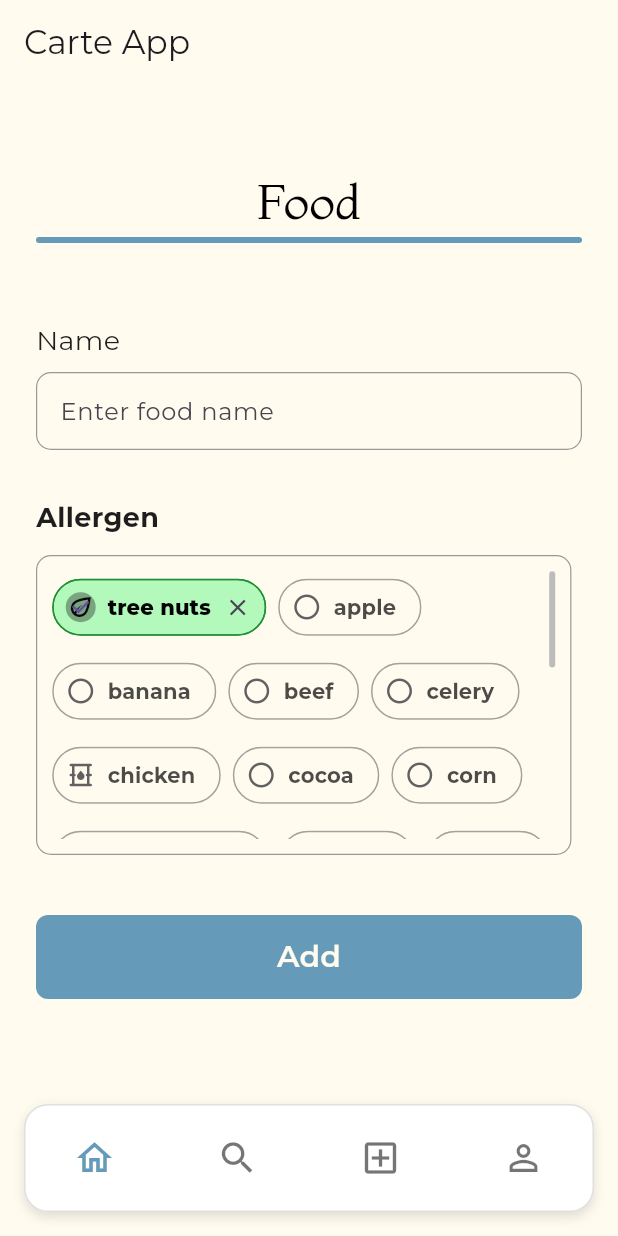
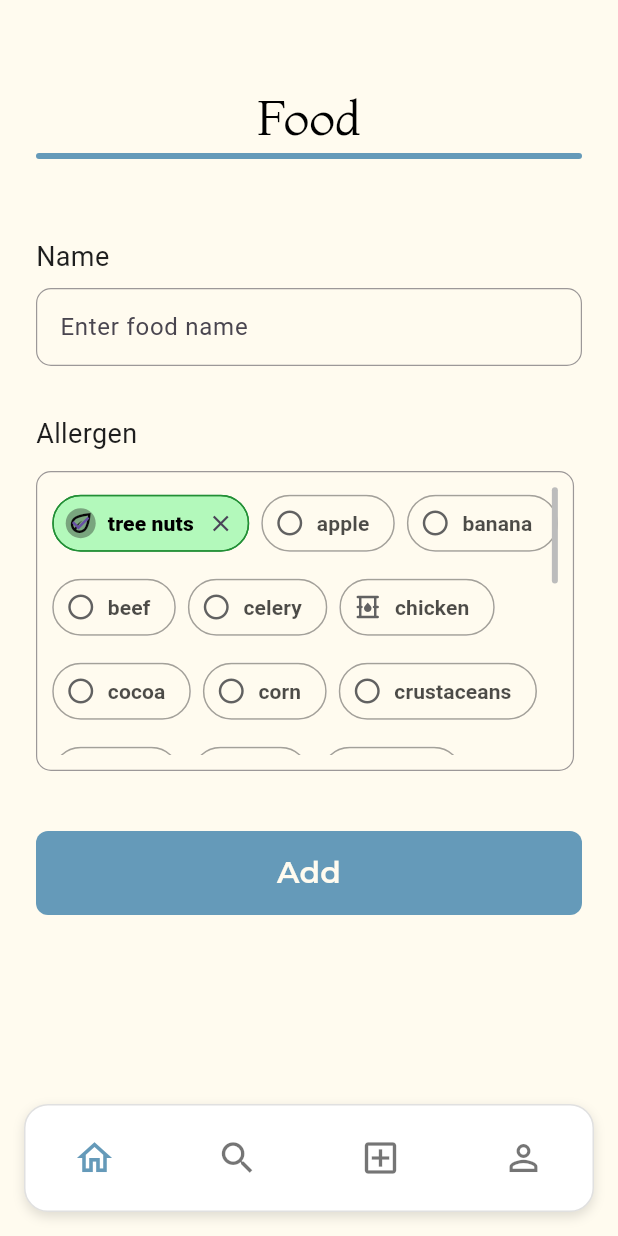
Before and after one commit to ericksgmes/carte_app, a Flutter app: the screen it shows after launch, after a tap on "Enter", on a phone screen of 412 x 824 dp. Run offline on Flutter 3.47's test engine with Material 3 defaults, Android fonts, the phone set to English and light mode, and no system bars; Roboto replaces fonts that are missing (Montserrat_Bold); project files that could hold a hidden picture were left out.

Commit message:
feat: update font family to bold for allergen controller and text input components

```diff
--- a/lib/views/pages/food_page.dart
+++ b/lib/views/pages/food_page.dart
@@ -42,8 +42,7 @@ class _AddFoodState extends State<AddFood> {
             style: TextStyle(
               fontSize: 18,
               color: Color(0xFF1E1E1E),
-              fontFamily: KFont.fontFamilyContent,
-              fontWeight: FontWeight.w700,
+              fontFamily: KFont.fontFamilyContentBold,
             ),
           ),
           const SizedBox(height: 12),
--- a/lib/views/pages/login_page.dart
+++ b/lib/views/pages/login_page.dart
@@ -2,7 +2,6 @@ import 'package:carte_app/views/widget_tree.dart';
 import 'package:carte_app/views/widgets/widget_horizontal_bar.dart';
 import 'package:flutter/material.dart';
 import 'package:carte_app/data/constants.dart';
-import 'package:carte_app/views/widgets/widget_page_title.dart';
 import 'package:carte_app/views/widgets/widget_text_input.dart';
 
 class LoginPage extends StatefulWidget {
@@ -28,10 +27,6 @@ class _LoginPageState extends State<LoginPage> {
   @override
   Widget build(BuildContext context) {
     final Color lightBlue = const Color(0xFFBFD7ED);
-
-    final screen = MediaQuery.sizeOf(context);
-    final maxW = screen.width * 0.8;
-    final targetW = maxW > 440 ? 440.0 : maxW;
 
     return Scaffold(
       backgroundColor: lightBlue,
--- a/lib/views/widget_tree.dart
+++ b/lib/views/widget_tree.dart
@@ -3,9 +3,7 @@ import 'package:carte_app/data/notifiers.dart';
 import 'package:carte_app/views/pages/food_page.dart';
 import 'package:carte_app/views/widgets/widget_navbar.dart';
 
-final List<Widget> pages = [
-  const AddFood(),
-];
+final List<Widget> pages = [const AddFood()];
 
 class WidgetTree extends StatelessWidget {
   const WidgetTree({super.key});
@@ -13,12 +11,6 @@ class WidgetTree extends StatelessWidget {
   @override
   Widget build(BuildContext context) {
     return Scaffold(
-      appBar: AppBar(
-        title: const Text('Carte App'),
-        actions: const [
-          // aqui pode vir o botão de alternar tema, sair, etc.
-        ],
-      ),
       bottomNavigationBar: const WidgetNavbar(),
       body: ValueListenableBuilder<int>(
         valueListenable: selectedPageNotifier,
--- a/lib/views/widgets/widget_allergen_controller.dart
+++ b/lib/views/widgets/widget_allergen_controller.dart
@@ -1,4 +1,3 @@
-// import 'package:carte_app/data/classes/allergens.dart';
 import 'package:carte_app/data/constants.dart';
 import 'package:carte_app/data/notifiers.dart';
 import 'package:flutter/material.dart';
@@ -143,7 +142,7 @@ class _WidgetAllergenControllerState extends State<WidgetAllergenController> {
                             color: Colors.black.withValues(
                               alpha: isSelected ? 1.0 : 0.7,
                             ),
-                            fontFamily: KFont.fontFamilyContent,
+                            fontFamily: KFont.fontFamilyContentBold,
                             fontWeight: isSelected
                                 ? FontWeight.w800
                                 : FontWeight.w700,
--- a/lib/views/widgets/widget_text_input.dart
+++ b/lib/views/widgets/widget_text_input.dart
@@ -28,7 +28,7 @@ class WidgetTextInput extends StatelessWidget {
           style: TextStyle(
             fontSize: 18,
             color: Color(0xFF1E1E1E),
-            fontFamily: KFont.fontFamilyContent,
+            fontFamily: KFont.fontFamilyContentBold,
           ),
         ),
         const SizedBox(height: 8),
@@ -58,7 +58,7 @@ class WidgetTextInput extends StatelessWidget {
             ),
             hintText: hintText,
             hintStyle:
-                hintStyle ?? TextStyle(fontFamily: KFont.fontFamilyContent),
+                hintStyle ?? TextStyle(fontFamily: KFont.fontFamilyContentBold),
           ),
         ),
       ],
```
